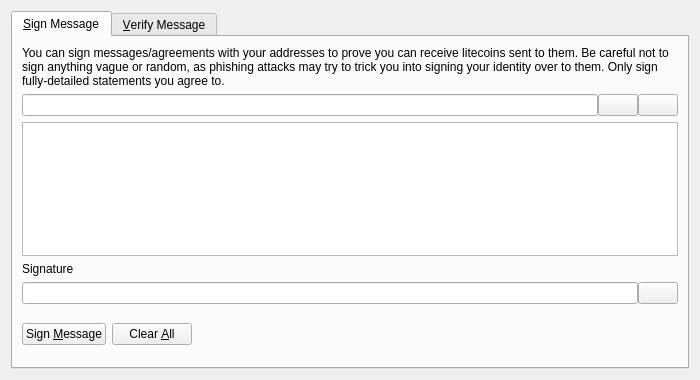
First picture: the form in src/qt/forms/signverifymessagedialog.ui, repository santos177/TradeLayer, before the edit.
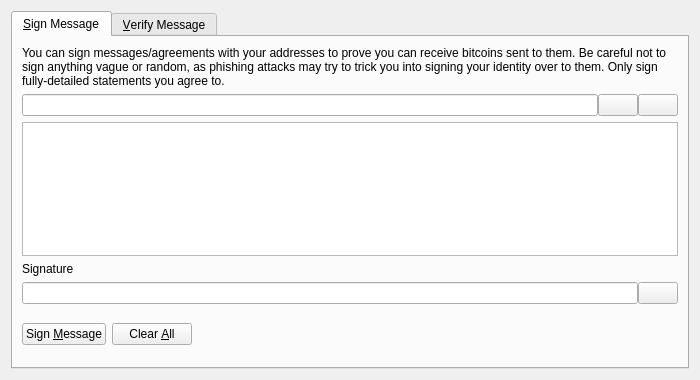
Second picture: the form after the edit. Icons and pictures are not drawn. Custom widgets are drawn as their Qt base class.

What changed in the file:
```diff
--- a/src/qt/forms/signverifymessagedialog.ui
+++ b/src/qt/forms/signverifymessagedialog.ui
@@ -30,7 +30,7 @@
        <item>
         <widget class="QLabel" name="infoLabel_SM">
          <property name="text">
-          <string>You can sign messages/agreements with your addresses to prove you can receive litecoins sent to them. Be careful not to sign anything vague or random, as phishing attacks may try to trick you into signing your identity over to them. Only sign fully-detailed statements you agree to.</string>
+          <string>You can sign messages/agreements with your addresses to prove you can receive bitcoins sent to them. Be careful not to sign anything vague or random, as phishing attacks may try to trick you into signing your identity over to them. Only sign fully-detailed statements you agree to.</string>
          </property>
          <property name="textFormat">
           <enum>Qt::PlainText</enum>
```
Left out of the diff: 8 changed lines with no effect on the pictures.
